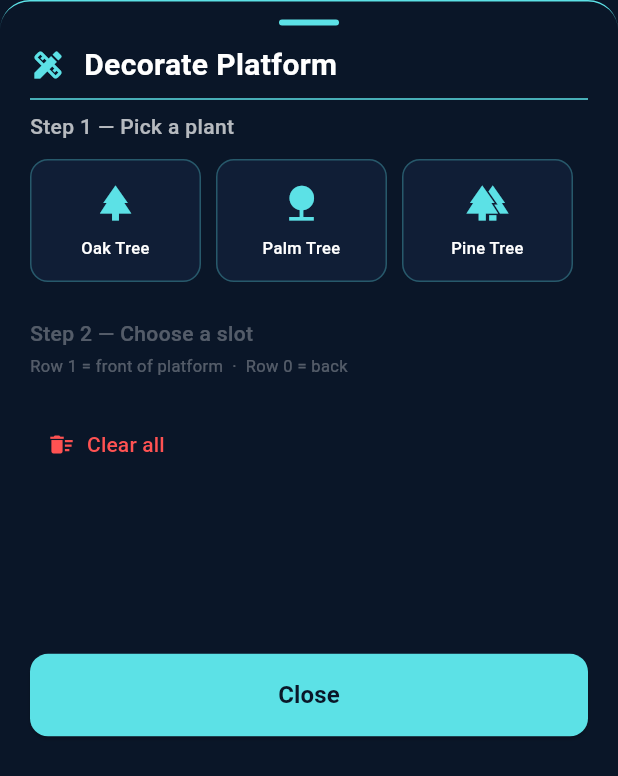
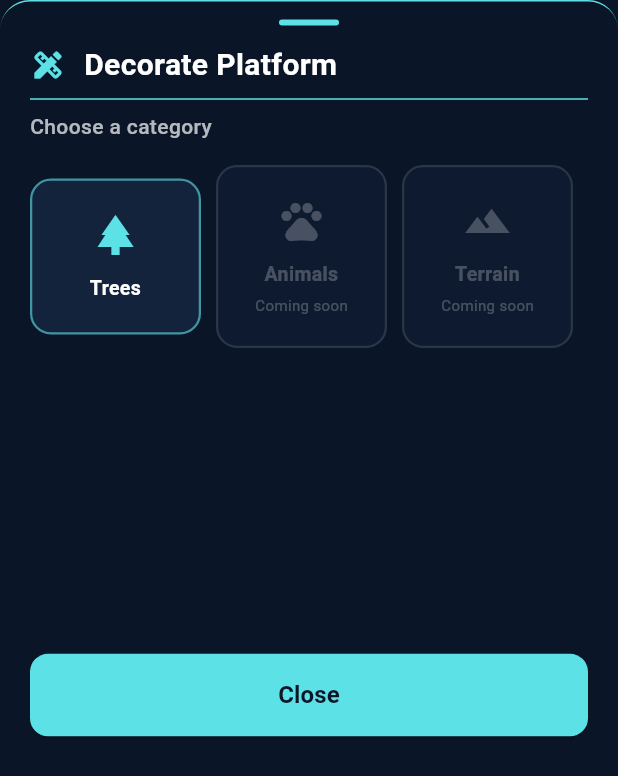
Before and after one commit to StupiD3r/sWorld, a Flutter app: the _DecorateSheet widget shown alone on an empty page, opened directly with empty values, on a phone screen of 412 x 824 dp. Shown: the top 776 px of the screen. Run offline on Flutter 3.47's test engine with Material 3 defaults, Android fonts, the phone set to English and light mode, and no system bars; our stand-ins replace awesome_dialog, firebase_core, google_sign_in, sensors_plus, shared_preferences, sqflite; accounts and stored records are empty.

Commit message:
Decoration Tabs Fixed

```diff
--- a/lib/pages/dashboard_page.dart
+++ b/lib/pages/dashboard_page.dart
@@ -8,6 +8,37 @@ import 'profile_page.dart';
 // ─── Decoration types ─────────────────────────────────────────────────────────
 
 enum CubeDecoration { none, oakTree, palmTree, pineTree }
+
+enum DecorationCategory { trees, animals, terrain }
+
+extension DecorationCategoryLabel on DecorationCategory {
+  String get label {
+    switch (this) {
+      case DecorationCategory.trees:   return 'Trees';
+      case DecorationCategory.animals: return 'Animals';
+      case DecorationCategory.terrain: return 'Terrain';
+    }
+  }
+
+  IconData get icon {
+    switch (this) {
+      case DecorationCategory.trees:   return Icons.park;
+      case DecorationCategory.animals: return Icons.pets;
+      case DecorationCategory.terrain: return Icons.landscape;
+    }
+  }
+
+  List<CubeDecoration> get items {
+    switch (this) {
+      case DecorationCategory.trees:
+        return [CubeDecoration.oakTree, CubeDecoration.palmTree, CubeDecoration.pineTree];
+      case DecorationCategory.animals:
+        return []; // extend later
+      case DecorationCategory.terrain:
+        return []; // extend later
+    }
+  }
+}
 
 extension CubeDecorationLabel on CubeDecoration {
   String get label {
@@ -32,8 +63,8 @@ extension CubeDecorationLabel on CubeDecoration {
 // ─── Slot model ───────────────────────────────────────────────────────────────
 
 class PlatformSlot {
-  final int col; // 0 = left, cols-1 = right
-  final int row; // 0 = front, rows-1 = back
+  final int col;
+  final int row;
   CubeDecoration decoration;
 
   PlatformSlot({
@@ -65,14 +96,10 @@ class _DashboardPageState extends State<DashboardPage>
     with WidgetsBindingObserver {
   int _totalCoins = 0;
 
-  // Grid dimensions — change these to add more slots
   static const int _cols = 5;
   static const int _rows = 2;
 
   late List<PlatformSlot> _slots;
-
-  // Populated after each paint — maps "col_row" → screen-space Offset of
-  // that slot's centre on the platform top face
   Map<String, Offset> _slotCenters = {};
 
   @override
@@ -139,6 +166,13 @@ class _DashboardPageState extends State<DashboardPage>
 
   @override
   Widget build(BuildContext context) {
+    // ── FIX: sort slots back-to-front (high row → low row) so front
+    //         decorations are painted last (on top).
+    final sortedOccupied = _slots
+        .where((s) => s.decoration != CubeDecoration.none)
+        .toList()
+      ..sort((a, b) => b.row.compareTo(a.row));
+
     return Scaffold(
       backgroundColor: const Color(0xFF0A1628),
       appBar: AppBar(
@@ -158,7 +192,6 @@ class _DashboardPageState extends State<DashboardPage>
       body: SafeArea(
         child: Column(
           children: [
-            // ── Platform + decorations ────────────────────────────────────
             Expanded(
               flex: 3,
               child: Center(
@@ -173,7 +206,6 @@ class _DashboardPageState extends State<DashboardPage>
                         return Stack(
                           clipBehavior: Clip.none,
                           children: [
-                            // Original platform — visually untouched
                             Positioned.fill(
                               child: CustomPaint(
                                 painter: _IsometricPlatformPainter(
@@ -183,8 +215,7 @@ class _DashboardPageState extends State<DashboardPage>
                                     WidgetsBinding.instance
                                         .addPostFrameCallback((_) {
                                       if (mounted) {
-                                        setState(
-                                                () => _slotCenters = centers);
+                                        setState(() => _slotCenters = centers);
                                       }
                                     });
                                   },
@@ -192,18 +223,12 @@ class _DashboardPageState extends State<DashboardPage>
                               ),
                             ),
 
-                            // Decoration widgets — one per occupied slot
-                            ..._slots
-                                .where((s) =>
-                            s.decoration != CubeDecoration.none)
-                                .map((slot) {
+                            // ── FIX: render back rows first, front rows last ──
+                            ...sortedOccupied.map((slot) {
                               final key = '${slot.col}_${slot.row}';
                               final center = _slotCenters[key];
-                              if (center == null) {
-                                return const SizedBox.shrink();
-                              }
+                              if (center == null) return const SizedBox.shrink();
 
-                              // Scale tree size to slot width so they fit neatly
                               final treeH = h * 0.55;
                               final treeW = w / _cols * 0.85;
 
@@ -229,7 +254,6 @@ class _DashboardPageState extends State<DashboardPage>
               ),
             ),
 
-            // ── Decorate button ───────────────────────────────────────────
             Padding(
               padding: const EdgeInsets.symmetric(horizontal: 24.0),
               child: Center(
@@ -238,8 +262,7 @@ class _DashboardPageState extends State<DashboardPage>
                   icon: const Icon(Icons.design_services, size: 20),
                   label: const Text(
                     'Decorate',
-                    style: TextStyle(
-                        fontSize: 16, fontWeight: FontWeight.bold),
+                    style: TextStyle(fontSize: 16, fontWeight: FontWeight.bold),
                   ),
                   style: ElevatedButton.styleFrom(
                     backgroundColor: const Color(0xFF5CE1E6),
@@ -436,13 +459,10 @@ class _DecorateSheet extends StatefulWidget {
 }
 
 class _DecorateSheetState extends State<_DecorateSheet> {
+  // null  = showing category picker
+  // non-null = showing items inside that category
+  DecorationCategory? _activeCategory;
   CubeDecoration? _selectedDec;
-
-  static const _plants = [
-    CubeDecoration.oakTree,
-    CubeDecoration.palmTree,
-    CubeDecoration.pineTree,
-  ];
 
   @override
   Widget build(BuildContext context) {
@@ -470,36 +490,159 @@ class _DecorateSheetState extends State<_DecorateSheet> {
           ),
 
           // Header
-          const Padding(
-            padding: EdgeInsets.symmetric(horizontal: 20),
-            child: Row(children: [
-              Icon(Icons.design_services, color: Color(0xFF5CE1E6), size: 24),
-              SizedBox(width: 12),
-              Text('Decorate Platform',
-                  style: TextStyle(
+          Padding(
+            padding: const EdgeInsets.symmetric(horizontal: 20),
+            child: Row(
+              children: [
+                if (_activeCategory != null)
+                  GestureDetector(
+                    onTap: () => setState(() {
+                      _activeCategory = null;
+                      _selectedDec = null;
+                    }),
+                    child: const Padding(
+                      padding: EdgeInsets.only(right: 10),
+                      child: Icon(Icons.arrow_back_ios_new,
+                          color: Color(0xFF5CE1E6), size: 18),
+                    ),
+                  ),
+                const Icon(Icons.design_services,
+                    color: Color(0xFF5CE1E6), size: 24),
+                const SizedBox(width: 12),
+                Text(
+                  _activeCategory == null
+                      ? 'Decorate Platform'
+                      : _activeCategory!.label,
+                  style: const TextStyle(
                       color: Colors.white,
                       fontSize: 20,
-                      fontWeight: FontWeight.bold)),
-            ]),
+                      fontWeight: FontWeight.bold),
+                ),
+              ],
+            ),
           ),
           const Divider(
               color: Color(0xFF5CE1E6), height: 16, indent: 20, endIndent: 20),
 
           Expanded(
-            child: SingleChildScrollView(
+            child: _activeCategory == null
+                ? _buildCategoryPicker()
+                : _buildItemAndSlotPicker(),
+          ),
+
+          Padding(
+            padding: const EdgeInsets.all(20),
+            child: SizedBox(
+              width: double.infinity,
+              child: ElevatedButton(
+                onPressed: () => Navigator.pop(context),
+                style: ElevatedButton.styleFrom(
+                  backgroundColor: const Color(0xFF5CE1E6),
+                  foregroundColor: const Color(0xFF0A1628),
+                  padding: const EdgeInsets.symmetric(vertical: 16),
+                  shape: RoundedRectangleBorder(
+                      borderRadius: BorderRadius.circular(12)),
+                ),
+                child: const Text('Close',
+                    style: TextStyle(
+                        fontSize: 16, fontWeight: FontWeight.bold)),
+              ),
+            ),
+          ),
+        ],
+      ),
+    );
+  }
+
+  // ── Step A: category grid ─────────────────────────────────────────────────
+
+  Widget _buildCategoryPicker() {
+    const categories = DecorationCategory.values;
+    return Padding(
       padding: const EdgeInsets.symmetric(horizontal: 20),
       child: Column(
         crossAxisAlignment: CrossAxisAlignment.start,
         children: [
-                  // Step 1: pick a decoration
-                  const Text('Step 1 — Pick a plant',
+          const Text('Choose a category',
               style: TextStyle(
+                  color: Colors.white70,
+                  fontSize: 14,
+                  fontWeight: FontWeight.w500)),
+          const SizedBox(height: 16),
+          Row(
+            children: categories.map((cat) {
+              final hasItems = cat.items.isNotEmpty;
+              return Expanded(
+                child: GestureDetector(
+                  onTap: hasItems
+                      ? () => setState(() => _activeCategory = cat)
+                      : null,
+                  child: AnimatedContainer(
+                    duration: const Duration(milliseconds: 180),
+                    margin: const EdgeInsets.only(right: 10),
+                    padding: const EdgeInsets.symmetric(
+                        vertical: 20, horizontal: 8),
+                    decoration: BoxDecoration(
+                      color: hasItems
+                          ? const Color(0xFF1A2B4A).withOpacity(0.6)
+                          : const Color(0xFF1A2B4A).withOpacity(0.2),
+                      borderRadius: BorderRadius.circular(14),
+                      border: Border.all(
+                        color: hasItems
+                            ? const Color(0xFF5CE1E6).withOpacity(0.6)
+                            : Colors.white12,
+                        width: 1.5,
+                      ),
+                    ),
+                    child: Column(children: [
+                      Icon(cat.icon,
+                          color: hasItems
+                              ? const Color(0xFF5CE1E6)
+                              : Colors.white24,
+                          size: 32),
+                      const SizedBox(height: 10),
+                      Text(cat.label,
+                          style: TextStyle(
+                              color: hasItems ? Colors.white : Colors.white24,
+                              fontSize: 13,
+                              fontWeight: FontWeight.w600),
+                          textAlign: TextAlign.center),
+                      if (!hasItems) ...[
+                        const SizedBox(height: 4),
+                        const Text('Coming soon',
+                            style: TextStyle(
+                                color: Colors.white24, fontSize: 10)),
+                      ],
+                    ]),
+                  ),
+                ),
+              );
+            }).toList(),
+          ),
+        ],
+      ),
+    );
+  }
+
+  // ── Step B: item picker + slot grid ──────────────────────────────────────
+
+  Widget _buildItemAndSlotPicker() {
+    final items = _activeCategory!.items;
+
+    return SingleChildScrollView(
+      padding: const EdgeInsets.symmetric(horizontal: 20),
+      child: Column(
+        crossAxisAlignment: CrossAxisAlignment.start,
+        children: [
+          // Step 1: pick a decoration within the category
+          Text('Step 1 — Pick a ${_activeCategory!.label.toLowerCase().replaceAll('s', '')}',
+              style: const TextStyle(
                   color: Colors.white70,
                   fontSize: 14,
                   fontWeight: FontWeight.w500)),
           const SizedBox(height: 12),
           Row(
-                    children: _plants.map((dec) {
+            children: items.map((dec) {
               final selected = _selectedDec == dec;
               return Expanded(
                 child: GestureDetector(
@@ -557,7 +700,6 @@ class _DecorateSheetState extends State<_DecorateSheet> {
           ),
           const SizedBox(height: 12),
 
-                  // Rows drawn back-to-front to match the platform's perspective
           for (int r = widget.rows - 1; r >= 0; r--) ...[
             Row(
               children: [
@@ -565,15 +707,14 @@ class _DecorateSheetState extends State<_DecorateSheet> {
                   width: 48,
                   child: Text(
                     r == 0 ? 'Front' : 'Row ${r + 1}',
-                            style: const TextStyle(
-                                color: Colors.white38, fontSize: 10),
+                    style:
+                    const TextStyle(color: Colors.white38, fontSize: 10),
                   ),
                 ),
                 ...List.generate(widget.cols, (c) {
-                          final slot = widget.slots.firstWhere(
-                                  (s) => s.col == c && s.row == r);
-                          final occupied =
-                              slot.decoration != CubeDecoration.none;
+                  final slot = widget.slots
+                      .firstWhere((s) => s.col == c && s.row == r);
+                  final occupied = slot.decoration != CubeDecoration.none;
                   final canTap = _selectedDec != null;
                   return Expanded(
                     child: GestureDetector(
@@ -596,8 +737,7 @@ class _DecorateSheetState extends State<_DecorateSheet> {
                             color: occupied
                                 ? const Color(0xFF66BB6A)
                                 : canTap
-                                        ? const Color(0xFF5CE1E6)
-                                        .withOpacity(0.45)
+                                ? const Color(0xFF5CE1E6).withOpacity(0.45)
                                 : Colors.white12,
                             width: occupied ? 1.5 : 1,
                           ),
@@ -606,9 +746,7 @@ class _DecorateSheetState extends State<_DecorateSheet> {
                           mainAxisAlignment: MainAxisAlignment.center,
                           children: [
                             Icon(
-                                      occupied
-                                          ? slot.decoration.icon
-                                          : Icons.add,
+                              occupied ? slot.decoration.icon : Icons.add,
                               color: occupied
                                   ? const Color(0xFF66BB6A)
                                   : canTap
@@ -636,7 +774,6 @@ class _DecorateSheetState extends State<_DecorateSheet> {
 
           const SizedBox(height: 8),
 
-                  // Clear all
           TextButton.icon(
             onPressed: () {
               for (final s in widget.slots) {
@@ -651,48 +788,11 @@ class _DecorateSheetState extends State<_DecorateSheet> {
           ),
         ],
       ),
-            ),
-          ),
-
-          Padding(
-            padding: const EdgeInsets.all(20),
-            child: SizedBox(
-              width: double.infinity,
-              child: ElevatedButton(
-                onPressed: () => Navigator.pop(context),
-                style: ElevatedButton.styleFrom(
-                  backgroundColor: const Color(0xFF5CE1E6),
-                  foregroundColor: const Color(0xFF0A1628),
-                  padding: const EdgeInsets.symmetric(vertical: 16),
-                  shape: RoundedRectangleBorder(
-                      borderRadius: BorderRadius.circular(12)),
-                ),
-                child: const Text('Close',
-                    style: TextStyle(
-                        fontSize: 16, fontWeight: FontWeight.bold)),
-              ),
-            ),
-          ),
-        ],
-      ),
     );
   }
 }
 
 // ─── Platform painter ─────────────────────────────────────────────────────────
-//
-// Visually IDENTICAL to the original _IsometricPlatformPainter.
-// The only addition is slot centre computation at the end of paint().
-//
-// The top face is a parallelogram with four corners:
-//   p1 = left vertex      p2 = back-left vertex
-//   p3 = back-right       p4 = front-right
-//
-// Slot centres are computed by bilinear interpolation inside this quad:
-//   col axis: p1 → p4  (left to right)
-//   row axis: p1 → p2  (front to back)
-//
-// Cell centre fraction = (index + 0.5) / count
 
 class _IsometricPlatformPainter extends CustomPainter {
   final int cols;
@@ -710,7 +810,6 @@ class _IsometricPlatformPainter extends CustomPainter {
     final w = size.width;
     final h = size.height;
 
-    // ── Original vertices — do not change these ───────────────────────────
     final p1  = Offset(w * 0.08, h * 0.46);
     final p2  = Offset(w * 0.37, h * 0.13);
     final p3  = Offset(w * 0.92, h * 0.30);
@@ -720,7 +819,6 @@ class _IsometricPlatformPainter extends CustomPainter {
     final p4b = Offset(w * 0.63, h * 0.92);
     final p3b = Offset(w * 0.92, h * 0.60);
 
-    // ── Paths — original ──────────────────────────────────────────────────
     final topPath = Path()
       ..moveTo(p1.dx, p1.dy)
       ..lineTo(p2.dx, p2.dy)
@@ -742,7 +840,6 @@ class _IsometricPlatformPainter extends CustomPainter {
       ..lineTo(p4b.dx, p4b.dy)
       ..close();
 
-    // ── Paints — original ─────────────────────────────────────────────────
     final topRect = Rect.fromPoints(p2, p4);
     final topPaint = Paint()
       ..shader = const LinearGradient(
@@ -759,7 +856,6 @@ class _IsometricPlatformPainter extends CustomPainter {
       ..strokeWidth = 2.2
       ..strokeJoin = StrokeJoin.round;
 
-    // ── Draw — original order ─────────────────────────────────────────────
     canvas.drawPath(frontPath, frontPaint);
     canvas.drawPath(rightPath, rightPaint);
     canvas.drawPath(topPath,   topPaint);
@@ -774,14 +870,6 @@ class _IsometricPlatformPainter extends CustomPainter {
     canvas.drawPath(frontPath, edgePaint);
     canvas.drawPath(rightPath, edgePaint);
     canvas.drawLine(p4, p4b, edgePaint);
-
-    // ── Invisible slot grid on top face ───────────────────────────────────
-    //
-    // Parameterise the top-face parallelogram:
-    //   tc = fraction along p1→p4 (column, left→right)
-    //   tr = fraction along p1→p2 (row, front→back)
-    //
-    // Each slot centre = p1 + (p4-p1)*tc + (p2-p1)*tr
 
     final slotCenters = <String, Offset>{};
     final colVec = p4 - p1;
@@ -798,7 +886,6 @@ class _IsometricPlatformPainter extends CustomPainter {
     onSlotCenters?.call(slotCenters);
   }
 
-  // ── Original grass strokes — untouched ────────────────────────────────────
   void _drawGrassStrokes(
       Canvas canvas,
       Offset p1, Offset p2, Offset p3, Offset p4,
@@ -843,7 +930,6 @@ class _IsometricPlatformPainter extends CustomPainter {
     }
   }
 
-  // ── Original dirt strokes — untouched ─────────────────────────────────────
   void _drawDirtStrokes(
       Canvas canvas,
       Offset tl, Offset tr, Offset br, Offset bl, {
@@ -906,7 +992,6 @@ class _DecorationPainter extends CustomPainter {
     final trunkH = size.height * 0.35;
     final trunkTop = size.height - trunkH;
 
-    // Trunk
     canvas.drawRRect(
       RRect.fromRectAndRadius(
         Rect.fromLTWH(cx - trunkW / 2, trunkTop, trunkW, trunkH),
@@ -915,19 +1000,16 @@ class _DecorationPainter extends CustomPainter {
       Paint()..color = const Color(0xFF6D4C41),
     );
 
-    // Shadow layer
     canvas.drawCircle(
       Offset(cx + size.width * 0.06, trunkTop - size.width * 0.18),
       size.width * 0.44,
       Paint()..color = const Color(0xFF1B5E20),
     );
-    // Main canopy
     canvas.drawCircle(
       Offset(cx, trunkTop - size.width * 0.22),
       size.width * 0.44,
       Paint()..color = const Color(0xFF2E7D32),
     );
-    // Highlight clusters
     canvas.drawCircle(
       Offset(cx - size.width * 0.08, trunkTop - size.width * 0.32),
       size.width * 0.28,
```
Lines whose indentation alone changed are shown as unchanged.
